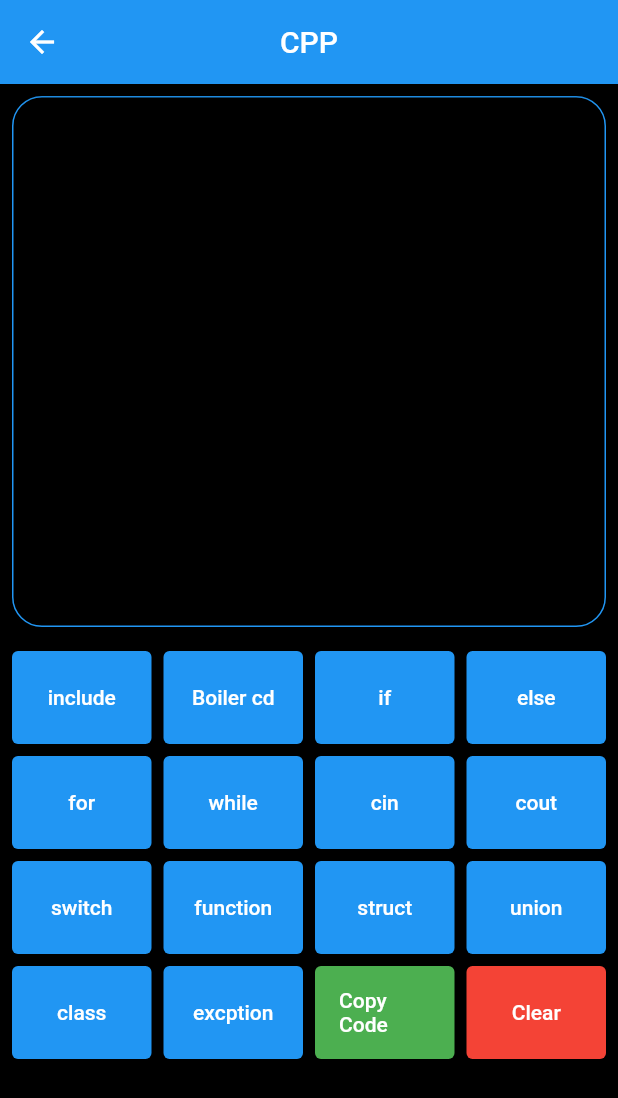
After one commit to ab3649/handy_code, a Flutter app: the CustomKeyboardExample screen opened by its route, on a phone screen of 412 x 824 dp. The commit adds this screen. Shown: the top 1098 px of the screen. Run offline on Flutter 3.47's test engine with Material 2 defaults, Android fonts, the phone set to English and light mode, and no system bars; missing offline and left inert: dart:ffi.

Commit message:
C++ keyboard added

```diff
--- /dev/null
+++ b/lib/keyboards/CPP/keyboard.dart
@@ -0,0 +1,308 @@
+import 'dart:ffi';
+
+import 'package:flutter/material.dart';
+import 'package:flutter/services.dart';
+
+class CustomKeyboard extends StatelessWidget {
+  final TextEditingController textEditingController;
+
+  CustomKeyboard({required this.textEditingController});
+
+  @override
+  Widget build(BuildContext context) {
+    return SingleChildScrollView(
+      child: Column(
+        children: [
+          SingleChildScrollView(
+            child: Padding(
+              padding: const EdgeInsets.all(8.0),
+              child: Container(
+                decoration: BoxDecoration(
+                    border: Border.all(
+                        style: BorderStyle.solid, color: Colors.blue),
+                    borderRadius: BorderRadius.circular(20)),
+                child: Padding(
+                  padding: const EdgeInsets.all(12.0),
+                  child: TextField(
+                    style: TextStyle(
+                      color: Colors.white,
+                    ),
+                    decoration: InputDecoration(
+                      border: InputBorder.none,
+                    ),
+                    maxLines: 16,
+                    controller: textEditingController,
+                  ),
+                ),
+              ),
+            ),
+          ),
+          Container(
+            padding: EdgeInsets.all(8.0),
+            child: GridView.count(
+              shrinkWrap: true,
+              crossAxisCount: 4,
+              childAspectRatio: 1.5,
+              mainAxisSpacing: 8.0,
+              crossAxisSpacing: 8.0,
+              children: [
+                incst(),
+                boilercode(),
+                ifst(),
+                elsest(),
+                forst(),
+                whilest(),
+                inpst(),
+                outst(),
+                switchst(),
+                funcst(),
+                strucst(),
+                unionst(),
+                classst(),
+                excepst(),
+                copy(context, textEditingController),
+                delete()
+              ],
+            ),
+          ),
+        ],
+      ),
+    );
+  }
+
+  Widget boilercode() {
+    return ElevatedButton(
+      onPressed: () {
+        textEditingController.text += """#include <iostream>
+using namespace std;
+
+int main( )
+{
+    return 0;
+}
+""";
+      },
+      child: Text('Boiler cd'),
+    );
+  }
+
+  Widget ifst() {
+    return ElevatedButton(
+      onPressed: () {
+        textEditingController.text += """if ( ) {
+
+}
+""";
+      },
+      child: Text('if'),
+    );
+  }
+
+  Widget elsest() {
+    return ElevatedButton(
+      onPressed: () {
+        textEditingController.text += """else ( ) {
+
+}
+""";
+      },
+      child: Text('else'),
+    );
+  }
+
+  Widget forst() {
+    return ElevatedButton(
+      onPressed: () {
+        textEditingController.text += """for( ; ; ){
+
+}
+""";
+      },
+      child: Text('for'),
+    );
+  }
+
+  Widget whilest() {
+    return ElevatedButton(
+      onPressed: () {
+        textEditingController.text += """while () {
+
+}
+""";
+      },
+      child: Text('while'),
+    );
+  }
+
+  Widget inpst() {
+    return ElevatedButton(
+      onPressed: () {
+        textEditingController.text += """cin>> ;
+""";
+      },
+      child: Text('cin'),
+    );
+  }
+
+  Widget outst() {
+    return ElevatedButton(
+      onPressed: () {
+        textEditingController.text += """cout<< ;
+""";
+      },
+      child: Text('cout'),
+    );
+  }
+
+  Widget switchst() {
+    return ElevatedButton(
+      onPressed: () {
+        textEditingController.text += """switch(conditional-expression){
+case value1:
+ // code
+ break;
+case value2:
+ // code
+ break;
+default:
+ ;
+}
+""";
+      },
+      child: Text('switch'),
+    );
+  }
+
+  Widget funcst() {
+    return ElevatedButton(
+      onPressed: () {
+        textEditingController.text +=
+            """return_type function_name(parameters) {
+ // code
+}
+""";
+      },
+      child: Text('function'),
+    );
+  }
+
+  Widget incst() {
+    return ElevatedButton(
+      onPressed: () {
+        textEditingController.text += """#include< >
+""";
+      },
+      child: Text('include'),
+    );
+  }
+
+  Widget strucst() {
+    return ElevatedButton(
+      onPressed: () {
+        textEditingController.text += """struct structureName{
+    member1;
+    member2;
+    member3;
+};
+""";
+      },
+      child: Text('struct'),
+    );
+  }
+
+  Widget unionst() {
+    return ElevatedButton(
+      onPressed: () {
+        textEditingController.text += """union union_name {
+   member definition;
+};
+""";
+      },
+      child: Text('union'),
+    );
+  }
+
+  Widget classst() {
+    return ElevatedButton(
+      onPressed: () {
+        textEditingController.text += """class MyClass {
+  public:
+    int myNum;
+    string myString;
+};
+""";
+      },
+      child: Text('class'),
+    );
+  }
+
+  Widget excepst() {
+    return ElevatedButton(
+      onPressed: () {
+        textEditingController.text += """try {
+  // Block of code to try
+  throw exception;
+}
+catch () {
+  // Block of code to handle errors
+}
+""";
+      },
+      child: Text('excption'),
+    );
+  }
+
+  Widget copy(
+      BuildContext context, TextEditingController textEditingController) {
+    return ElevatedButton(
+      style:
+          ButtonStyle(backgroundColor: MaterialStatePropertyAll(Colors.green)),
+      onPressed: () {
+        String text = textEditingController.text;
+        Clipboard.setData(
+            ClipboardData(text: text)); // Copy the text to clipboard
+        ScaffoldMessenger.of(context).showSnackBar(
+          SnackBar(
+              content: Text('Text copied to clipboard'),
+              duration: Duration(seconds: 1)),
+        ); // Show a snackbar to indicate the text was copied
+      },
+      child: Text('Copy Code'),
+    );
+  }
+
+  Widget delete() {
+    return ElevatedButton(
+      style: ButtonStyle(backgroundColor: MaterialStatePropertyAll(Colors.red)),
+      onPressed: () {
+        textEditingController.clear(); // Clear the text in the TextField
+      },
+      child: Text('Clear'),
+    );
+  }
+}
+
+class CustomKeyboardExample extends StatefulWidget {
+  @override
+  _CustomKeyboardExampleState createState() => _CustomKeyboardExampleState();
+}
+
+class _CustomKeyboardExampleState extends State<CustomKeyboardExample> {
+  TextEditingController _textEditingController = TextEditingController();
+
+  @override
+  Widget build(BuildContext context) {
+    return Scaffold(
+      backgroundColor: Colors.black,
+      appBar: AppBar(
+        leading: IconButton(
+            onPressed: () => Navigator.pushReplacementNamed(context, '/home'),
+            icon: Icon(Icons.arrow_back)),
+        title: Text('CPP'),
+        centerTitle: true,
+      ),
+      body: SingleChildScrollView(
+          child: CustomKeyboard(textEditingController: _textEditingController)),
+    );
+  }
+}
--- a/lib/main.dart
+++ b/lib/main.dart
@@ -1,4 +1,6 @@
 import 'package:flutter/material.dart';
+import 'package:handy_code/keyboards/CPP/keyboard.dart';
+
 import 'package:handy_code/pages/home_screen.dart';
 import 'package:handy_code/pages/splash_screen.dart';
 import 'package:handy_code/pages/Customize_Snippet.dart';
@@ -23,7 +25,8 @@ class MainApp extends StatelessWidget {
         '/home': (context) => HomePage(),
         '/splash': (context) => SplashScreen(),
         '/snip': (context) => Snip_page(),
-        '/edit': (context) => SnippetScreen()
+        '/edit': (context) => SnippetScreen(),
+        '/cpp': (context) => CustomKeyboardExample(),
       },
     );
   }
--- a/lib/pages/home_screen.dart
+++ b/lib/pages/home_screen.dart
@@ -24,7 +24,8 @@ class _HomePageState extends State<HomePage> {
 
   String _selectedOption = '';
 
-  List<String> options = ['C++'];
+  List<String> options = ['C++', 'Java', 'Python'];
+
   @override
   void initState() {
     super.initState();
@@ -116,13 +117,18 @@ class _HomePageState extends State<HomePage> {
               height: 30,
             ),
             GestureDetector(
-              onTap: _openKeyBoard,
+              onTap: () {
+                if (_selectedOption == 'C++') {
+                  Navigator.pushReplacementNamed(context, '/cpp');
+                } else if (_selectedOption == 'Java') {
+                } else if (_selectedOption == 'Python') {}
+              },
               child: Container(
                 width: MediaQuery.of(context).size.width / 1.5,
                 height: MediaQuery.of(context).size.width / 12,
                 child: Center(
                   child: Text(
-                    "Set KeyBoard",
+                    "Open KeyBoard",
                     style: TextStyle(fontSize: 20, color: Colors.black),
                   ),
                 ),
```
